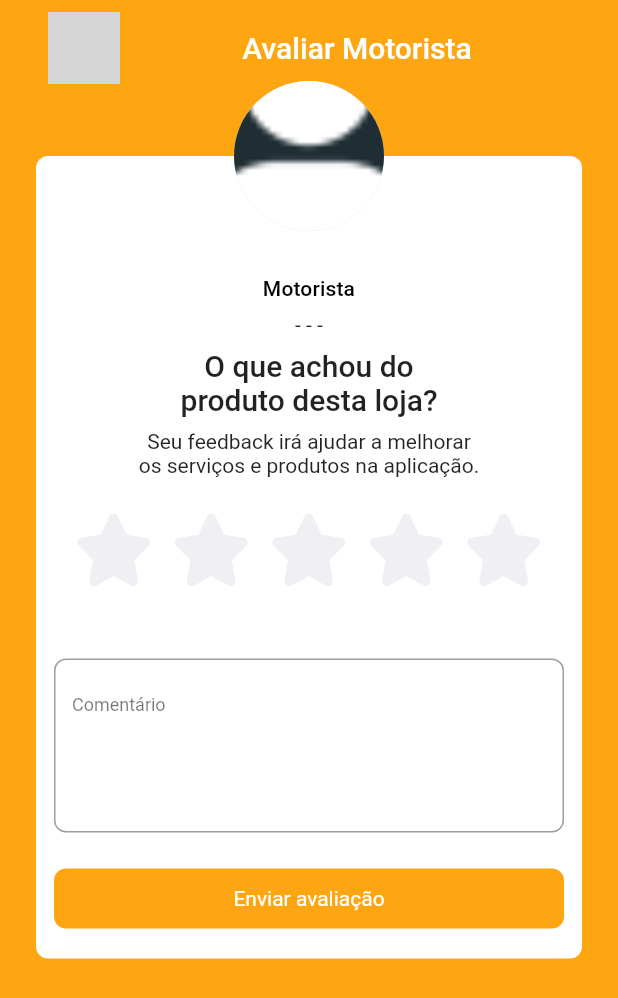
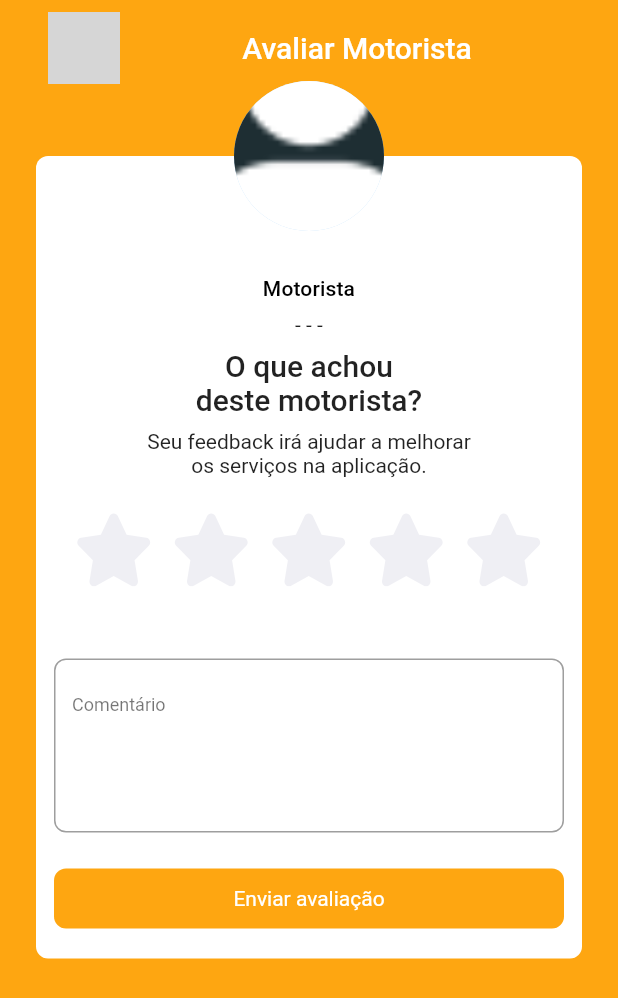
Before and after one commit to FlossyYuri/sjmototaxi_app, a Flutter app: the RateScreen screen opened by its route, on a phone screen of 412 x 824 dp. Shown: the top 998 px of the screen. Run offline on Flutter 3.47's test engine with Material 2 defaults, Android fonts, the light colour scheme and no system bars; our stand-ins replace cloud_firestore, firebase_auth, firebase_core, flutter_svg, geolocator, get and 3 more; missing offline and left inert: flutter_polyline_points, geodesy; accounts and stored records are empty; grey boxes are pictures that could not be loaded.

Commit message:
fix: some fixes

```diff
--- a/lib/screens/Client/rate_screen.dart
+++ b/lib/screens/Client/rate_screen.dart
@@ -48,6 +48,7 @@ class _RateScreenState extends State<RateScreen> {
                         color: Colors.white,
                         borderRadius: BorderRadius.circular(8),
                       ),
+                      child: SingleChildScrollView(
                         child: Column(
                           crossAxisAlignment: CrossAxisAlignment.stretch,
                           children: [
@@ -70,13 +71,13 @@ class _RateScreenState extends State<RateScreen> {
                             ),
                             const SizedBox(height: 8),
                             Text(
-                            "O que achou do \nproduto desta loja?",
+                              "O que achou \ndeste motorista?",
                               textAlign: TextAlign.center,
                               style: Theme.of(context).textTheme.titleLarge,
                             ),
                             const SizedBox(height: 8),
                             Text(
-                            "Seu feedback irá ajudar a melhorar \nos serviços e produtos na aplicação.",
+                              "Seu feedback irá ajudar a melhorar \nos serviços na aplicação.",
                               textAlign: TextAlign.center,
                               style: Theme.of(context).textTheme.bodyMedium,
                             ),
@@ -107,7 +108,8 @@ class _RateScreenState extends State<RateScreen> {
                               controller: _textController,
                               decoration: InputDecoration(
                                 hintText: 'Comentário',
-                              hintStyle: Theme.of(context).textTheme.bodySmall,
+                                hintStyle:
+                                    Theme.of(context).textTheme.bodySmall,
                                 border: OutlineInputBorder(
                                   borderRadius: BorderRadius.circular(8),
                                 ),
@@ -123,8 +125,8 @@ class _RateScreenState extends State<RateScreen> {
                                         ScaffoldMessenger.of(context)
                                             .showSnackBar(
                                           const SnackBar(
-                                          content:
-                                              Text('Avaliação é obrigatória.'),
+                                            content: Text(
+                                                'Avaliação é obrigatória.'),
                                           ),
                                         );
                                         return;
@@ -173,6 +175,7 @@ class _RateScreenState extends State<RateScreen> {
                           ],
                         ),
                       ),
+                    ),
                     Positioned(
                       top: -50,
                       left: 0,
@@ -187,7 +190,8 @@ class _RateScreenState extends State<RateScreen> {
                             fit: BoxFit.contain,
                           ).image,
                         ),
-                        )),
+                      ),
+                    ),
                   ],
                 ),
               ],
--- a/lib/store/maps_store_controller.dart
+++ b/lib/store/maps_store_controller.dart
@@ -13,9 +13,8 @@ class MapsStoreController extends GetxController {
   RxList<GoogleMapsPlace> googlePopularPlaces = <GoogleMapsPlace>[].obs;
   final box = GetStorage();
   RxList<String> rejectedRides = RxList<String>();
-  var rideLastStatus = 'opened'.obs;
   var requestStep = 0.obs;
-  var lastRideStatus = '-'.obs;
+  var lastRideStatus = 'opened'.obs;
   var rideOptions = RideOptions.emptyRide().obs;
 
   void setRide(RideOptions ride) {
@@ -102,6 +101,8 @@ class MapsStoreController extends GetxController {
   Future<void> initRide() async {
     var rideID = box.read('rideID');
     print('was i first ${rideID}');
+    print('was i first ${rideOptions.value.toString()}');
+    print('was i first ${requestStep.value.toString()}');
     if (rideID != null) {
       var rideDcoument = await _firestore.collection('rides').doc(rideID).get();
       var rideMap = rideDcoument.data();
--- a/lib/widget/map/GoogleMapRender.dart
+++ b/lib/widget/map/GoogleMapRender.dart
@@ -165,7 +165,6 @@ class _GoogleMapRenderState extends State<GoogleMapRender> {
           _getPolylineToDriver();
         }
         break;
-      case 'opened':
       case 'running':
         if (mapsStoreController.rideOptions.value.origin != null) {
           _getPolyline();
```
Also changed, not shown: lib/widget/map/DriverGoogleMap.dart (+8 -4 lines). Lines whose indentation alone changed are shown as unchanged.
